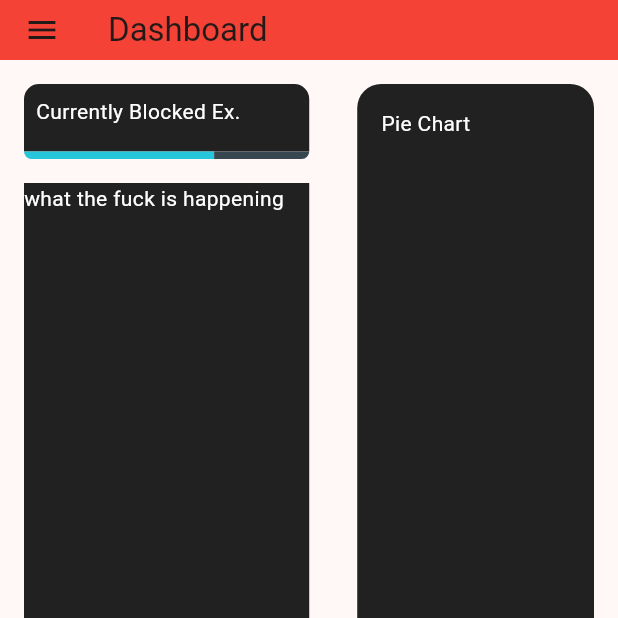
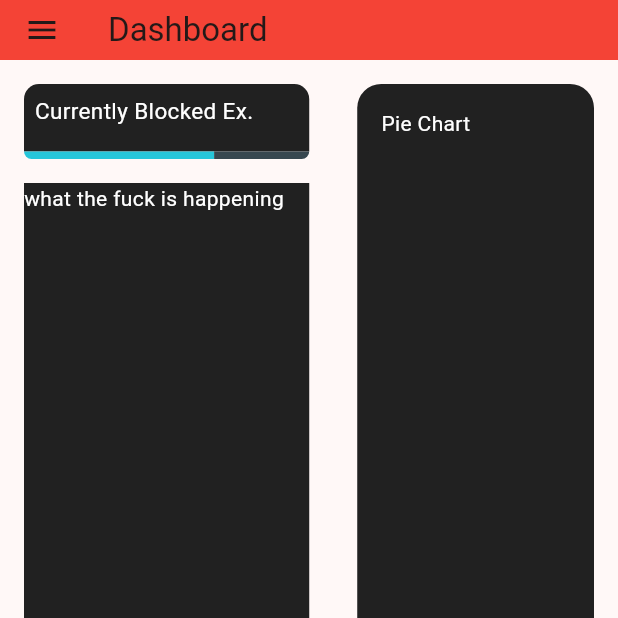
Before and after one commit to Jam12390/desktop_opal, a Flutter app: the screen it shows after launch, on a phone screen of 412 x 824 dp, the top half of it. Run offline on Flutter 3.47's test engine with Material 3 defaults, Android fonts, the phone set to English and light mode, and no system bars; missing offline and left inert: window_manager.

Commit message:
how does this work.....

```diff
--- a/lib/dashboard.dart
+++ b/lib/dashboard.dart
@@ -74,8 +74,12 @@ class DashboardPageState extends State<DashboardPage> with WidgetsBindingObserve
                   height: blockedDurationHeight * ((blockedDurationHeightRatio-1)/blockedDurationHeightRatio),
                   width: blockedWidth/blockedWidthRatio,
                   child: Padding(
-                    padding: const EdgeInsets.all(8),
-                    child: Text("Currently Blocked Ex.", style: TextStyle(color: Colors.white),),
+                    padding: EdgeInsets.all(8 *((blockedDurationHeightRatio-1)/blockedDurationHeightRatio)),
+                    child: Text("Currently Blocked Ex.", style: TextStyle(
+                      color: Colors.white,
+                      fontSize: (blockedDurationHeight * ((blockedDurationHeightRatio-1)/blockedDurationHeightRatio)) * (1/3)
+                      ),
+                    ),
                   ),
                 ),
               ),
```
